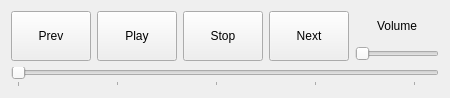
Before: the Qt Designer form src/deckqt/TrackControlWidget.ui in mikatammi/deck, drawn with Qt 5.
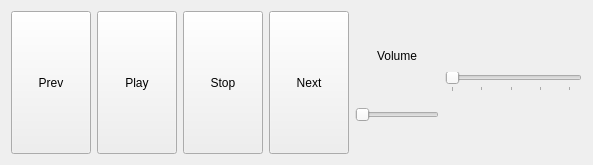
After: the same form once the commit is applied.

Commit message: Qt ui control toolbar should now work better

```diff
--- a/src/deckqt/TrackControlWidget.ui
+++ b/src/deckqt/TrackControlWidget.ui
@@ -6,12 +6,12 @@
    <rect>
     <x>0</x>
     <y>0</y>
-    <width>327</width>
-    <height>98</height>
+    <width>593</width>
+    <height>165</height>
    </rect>
   </property>
   <property name="sizePolicy">
-   <sizepolicy hsizetype="Preferred" vsizetype="Minimum">
+   <sizepolicy hsizetype="Expanding" vsizetype="Expanding">
     <horstretch>0</horstretch>
     <verstretch>0</verstretch>
    </sizepolicy>
@@ -25,9 +25,7 @@
   <property name="windowTitle">
    <string>Form</string>
   </property>
-  <layout class="QVBoxLayout" name="verticalLayout">
-   <item>
-    <layout class="QHBoxLayout" name="layoutControlButtons">
+  <layout class="QHBoxLayout" name="horizontalLayout">
      <item>
       <widget class="QPushButton" name="btnPrev">
        <property name="sizePolicy">
@@ -122,10 +120,14 @@
        </item>
       </layout>
      </item>
-    </layout>
-   </item>
    <item>
     <widget class="QSlider" name="sliderPosition">
+     <property name="sizePolicy">
+      <sizepolicy hsizetype="Minimum" vsizetype="Fixed">
+       <horstretch>200</horstretch>
+       <verstretch>0</verstretch>
+      </sizepolicy>
+     </property>
      <property name="maximum">
       <number>250</number>
      </property>
```
Lines whose indentation alone changed are shown as unchanged. The commit also changes 3 other files.
